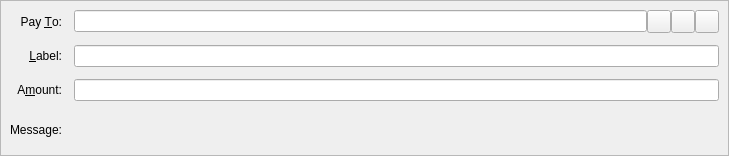
First picture: the form in src/qt/forms/sendcoinsentry.ui, repository AegeusCoin/aegeus, before the edit.
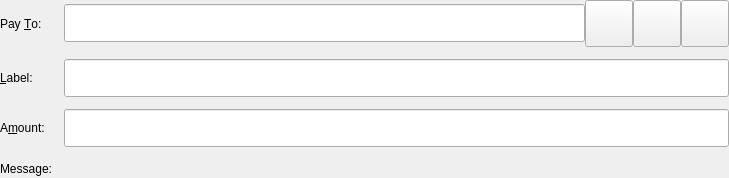
Second picture: the form after the edit. Icons and pictures are not drawn. Custom widgets are drawn as their Qt base class.

Patch:
```diff
--- a/src/qt/forms/sendcoinsentry.ui
+++ b/src/qt/forms/sendcoinsentry.ui
@@ -7,7 +7,7 @@
     <x>0</x>
     <y>0</y>
     <width>729</width>
-    <height>156</height>
+    <height>178</height>
    </rect>
   </property>
   <property name="focusPolicy">
@@ -20,13 +20,22 @@
    <property name="toolTip">
     <string>This is a normal payment.</string>
    </property>
-   <property name="frameShape">
-    <enum>QFrame::StyledPanel</enum>
-   </property>
-   <property name="frameShadow">
-    <enum>QFrame::Sunken</enum>
+   <property name="lineWidth">
+    <number>0</number>
    </property>
    <layout class="QGridLayout" name="gridLayout">
+    <property name="leftMargin">
+     <number>0</number>
+    </property>
+    <property name="topMargin">
+     <number>0</number>
+    </property>
+    <property name="rightMargin">
+     <number>0</number>
+    </property>
+    <property name="bottomMargin">
+     <number>0</number>
+    </property>
     <property name="spacing">
      <number>12</number>
     </property>
@@ -35,9 +44,6 @@
       <property name="text">
        <string>Pay &amp;To:</string>
       </property>
-      <property name="alignment">
-       <set>Qt::AlignRight|Qt::AlignTrailing|Qt::AlignVCenter</set>
-      </property>
       <property name="buddy">
        <cstring>payTo</cstring>
       </property>
@@ -50,9 +56,18 @@
       </property>
       <item>
        <widget class="QValidatedLineEdit" name="payTo">
+        <property name="minimumSize">
+         <size>
+          <width>0</width>
+          <height>38</height>
+         </size>
+        </property>
         <property name="toolTip">
          <string>The AEGEUS address to send the payment to</string>
         </property>
+        <property name="placeholderText">
+         <string/>
+        </property>
        </widget>
       </item>
       <item>
@@ -65,7 +80,13 @@
         </property>
         <property name="icon">
          <iconset resource="../aegeus.qrc">
-          <normaloff>:/icons/address-book</normaloff>:/icons/address-book</iconset>
+          <normaloff>:/icons/address-book@2x</normaloff>:/icons/address-book@2x</iconset>
+        </property>
+        <property name="iconSize">
+         <size>
+          <width>40</width>
+          <height>40</height>
+         </size>
         </property>
         <property name="shortcut">
          <string>Alt+A</string>
@@ -82,7 +103,13 @@
         </property>
         <property name="icon">
          <iconset resource="../aegeus.qrc">
-          <normaloff>:/icons/editpaste</normaloff>:/icons/editpaste</iconset>
+          <normaloff>:/icons/editpaste@2x</normaloff>:/icons/editpaste@2x</iconset>
+        </property>
+        <property name="iconSize">
+         <size>
+          <width>40</width>
+          <height>40</height>
+         </size>
         </property>
         <property name="shortcut">
          <string>Alt+P</string>
@@ -99,7 +126,13 @@
         </property>
         <property name="icon">
          <iconset resource="../aegeus.qrc">
-          <normaloff>:/icons/remove</normaloff>:/icons/remove</iconset>
+          <normaloff>:/icons/remove@2x</normaloff>:/icons/remove@2x</iconset>
+        </property>
+        <property name="iconSize">
+         <size>
+          <width>40</width>
+          <height>40</height>
+         </size>
         </property>
        </widget>
       </item>
@@ -110,9 +143,6 @@
       <property name="text">
        <string>&amp;Label:</string>
       </property>
-      <property name="alignment">
-       <set>Qt::AlignRight|Qt::AlignTrailing|Qt::AlignVCenter</set>
-      </property>
       <property name="buddy">
        <cstring>addAsLabel</cstring>
       </property>
@@ -120,6 +150,12 @@
     </item>
     <item row="1" column="1">
      <widget class="QLineEdit" name="addAsLabel">
+      <property name="minimumSize">
+       <size>
+        <width>0</width>
+        <height>38</height>
+       </size>
+      </property>
       <property name="toolTip">
        <string>Enter a label for this address to add it to the list of used addresses</string>
       </property>
@@ -130,16 +166,20 @@
       <property name="text">
        <string>A&amp;mount:</string>
       </property>
-      <property name="alignment">
-       <set>Qt::AlignRight|Qt::AlignTrailing|Qt::AlignVCenter</set>
-      </property>
       <property name="buddy">
        <cstring>payAmount</cstring>
       </property>
      </widget>
     </item>
     <item row="2" column="1">
-     <widget class="BitcoinAmountField" name="payAmount"/>
+     <widget class="BitcoinAmountField" name="payAmount">
+      <property name="minimumSize">
+       <size>
+        <width>0</width>
+        <height>38</height>
+       </size>
+      </property>
+     </widget>
     </item>
     <item row="3" column="0">
      <widget class="QLabel" name="messageLabel">
```
Left out of the diff: 35 changed lines with no effect on the pictures.
